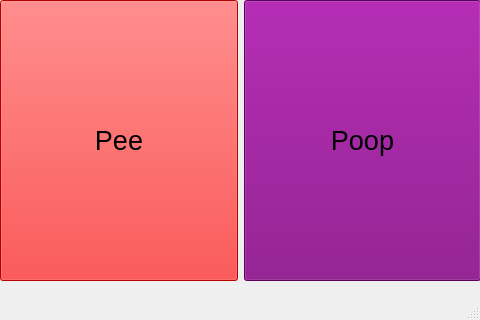
Above: humblepi/dog_status_window.ui from canismarko/humblepi before the change. Below: the same form after it.
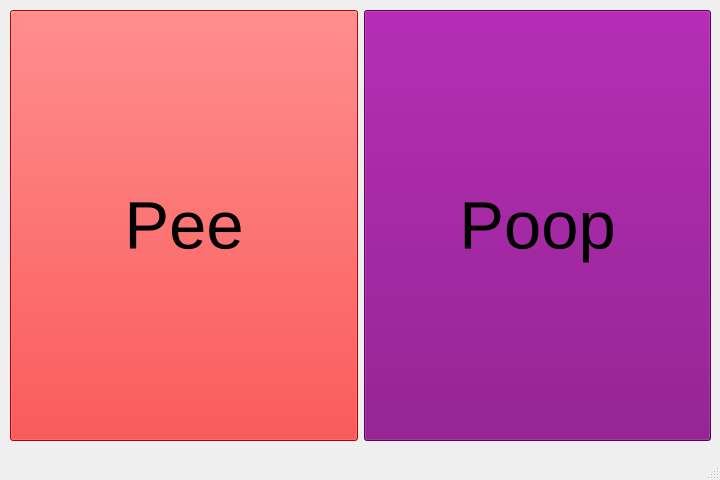
That is the form after the change. Icons and pictures are not drawn.

Patch:
```diff
--- a/humblepi/dog_status_window.ui
+++ b/humblepi/dog_status_window.ui
@@ -6,8 +6,8 @@
    <rect>
     <x>0</x>
     <y>0</y>
-    <width>480</width>
-    <height>320</height>
+    <width>720</width>
+    <height>480</height>
    </rect>
   </property>
   <property name="windowTitle">
@@ -26,10 +26,10 @@
    <widget class="QWidget" name="horizontalLayoutWidget">
     <property name="geometry">
      <rect>
-      <x>0</x>
-      <y>0</y>
-      <width>481</width>
-      <height>281</height>
+      <x>10</x>
+      <y>10</y>
+      <width>701</width>
+      <height>431</height>
      </rect>
     </property>
     <layout class="QHBoxLayout" name="lytDogButtons">
@@ -43,7 +43,7 @@
        </property>
        <property name="font">
         <font>
-         <pointsize>20</pointsize>
+         <pointsize>50</pointsize>
         </font>
        </property>
        <property name="styleSheet">
@@ -58,8 +58,8 @@
        </property>
        <property name="iconSize">
         <size>
-         <width>45</width>
-         <height>45</height>
+         <width>90</width>
+         <height>90</height>
         </size>
        </property>
       </widget>
@@ -74,7 +74,7 @@
        </property>
        <property name="font">
         <font>
-         <pointsize>20</pointsize>
+         <pointsize>50</pointsize>
         </font>
        </property>
        <property name="styleSheet">
@@ -90,8 +90,8 @@
        </property>
        <property name="iconSize">
         <size>
-         <width>45</width>
-         <height>45</height>
+         <width>90</width>
+         <height>90</height>
         </size>
        </property>
        <property name="flat">
```
Left out of the diff: 2 changed lines with no effect on the pictures.
